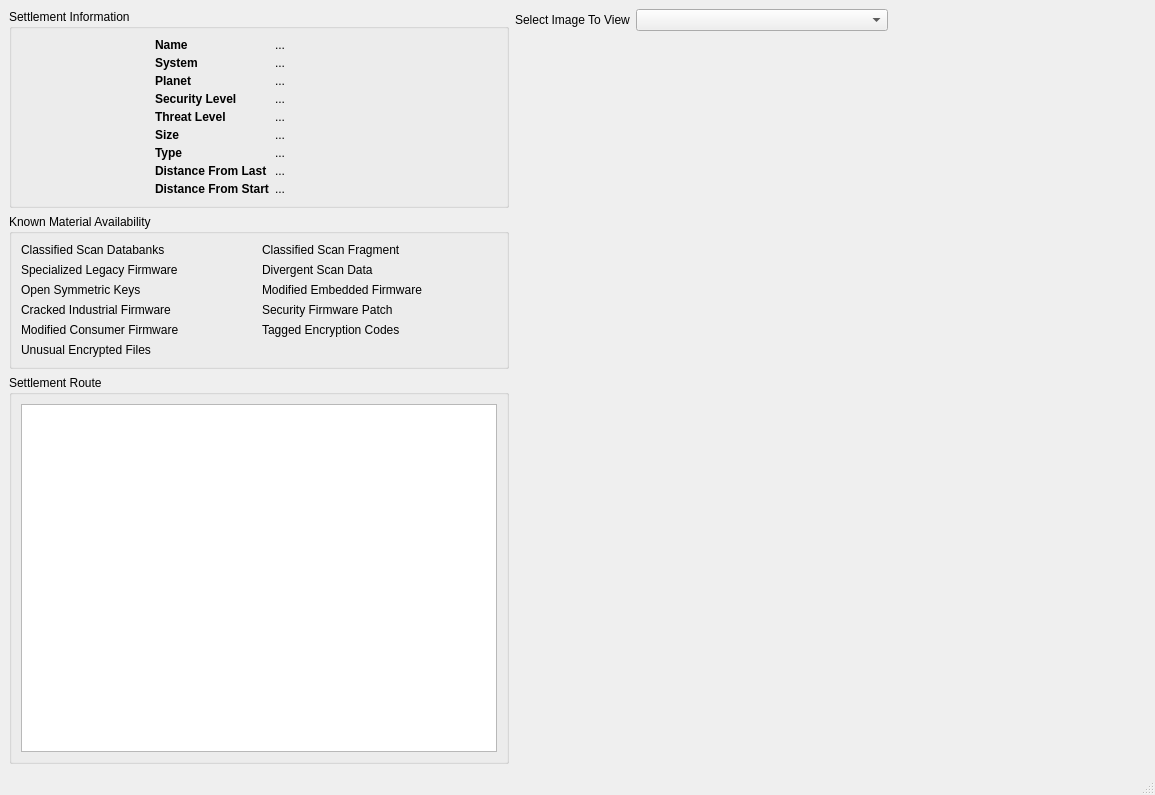
First picture: the form in src/RouteViewer.ui, repository neotron/EDPathFinder, before the edit.
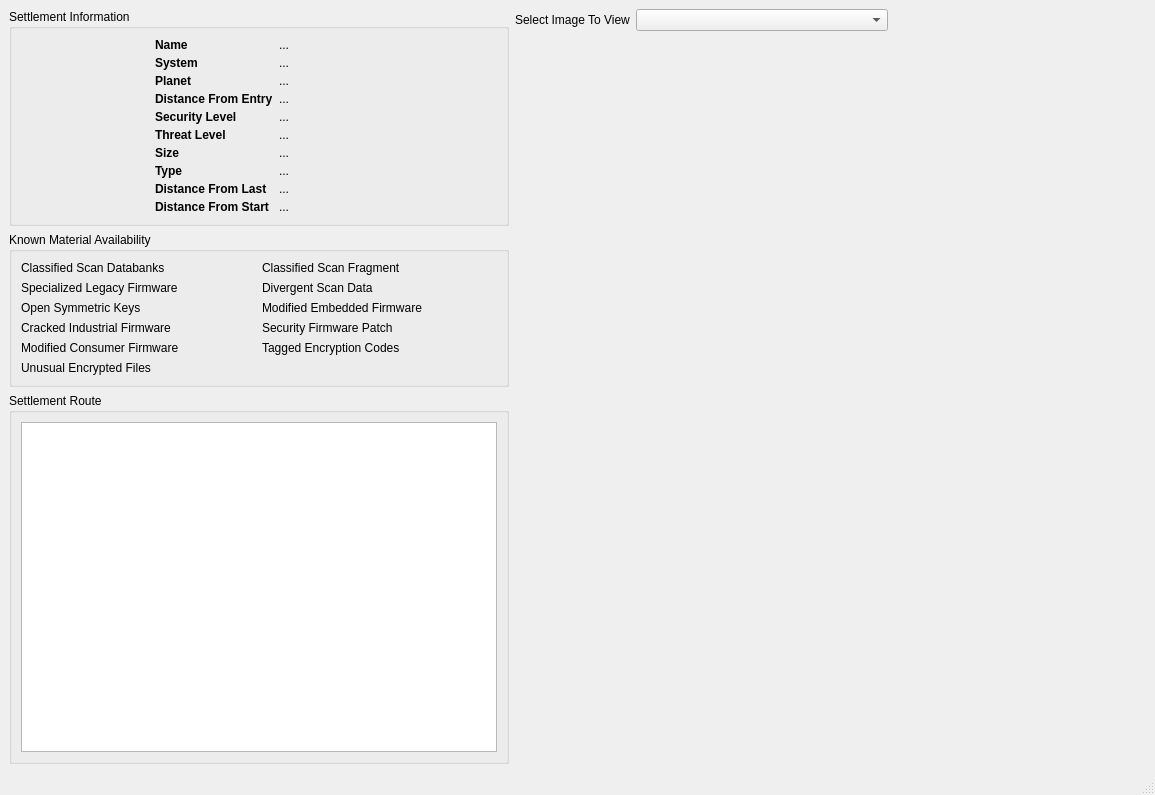
Second picture: the form after the edit. Icons and pictures are not drawn. Custom widgets are drawn as their Qt base class.

Commit message: Add distance filtering for planetary bodies, as show distance in the route view when known.

```diff
--- a/src/RouteViewer.ui
+++ b/src/RouteViewer.ui
@@ -98,29 +98,10 @@
          <property name="verticalSpacing">
           <number>4</number>
          </property>
-         <item row="7" column="0">
-          <widget class="QLabel" name="label_8">
-           <property name="sizePolicy">
-            <sizepolicy hsizetype="Fixed" vsizetype="Preferred">
-             <horstretch>0</horstretch>
-             <verstretch>0</verstretch>
-            </sizepolicy>
-           </property>
-           <property name="font">
-            <font>
-             <weight>75</weight>
-             <bold>true</bold>
-            </font>
-           </property>
-           <property name="text">
-            <string>Distance From Last</string>
-           </property>
-          </widget>
-         </item>
          <item row="3" column="1">
-          <widget class="QLabel" name="securityLabel">
+          <widget class="QLabel" name="entryDistanceLabel">
            <property name="sizePolicy">
-            <sizepolicy hsizetype="MinimumExpanding" vsizetype="Preferred">
+            <sizepolicy hsizetype="Preferred" vsizetype="Preferred">
              <horstretch>0</horstretch>
              <verstretch>1</verstretch>
             </sizepolicy>
@@ -133,8 +114,8 @@
            </property>
           </widget>
          </item>
-         <item row="0" column="0">
-          <widget class="QLabel" name="label_2">
+         <item row="3" column="0">
+          <widget class="QLabel" name="label_11">
            <property name="sizePolicy">
             <sizepolicy hsizetype="Fixed" vsizetype="Preferred">
              <horstretch>0</horstretch>
@@ -148,50 +129,44 @@
             </font>
            </property>
            <property name="text">
-            <string>Name</string>
+            <string>Distance From Entry</string>
            </property>
           </widget>
          </item>
-         <item row="2" column="0">
-          <widget class="QLabel" name="label_4">
+         <item row="0" column="1">
+          <widget class="QLabel" name="settlementLabel">
            <property name="sizePolicy">
-            <sizepolicy hsizetype="Fixed" vsizetype="Preferred">
+            <sizepolicy hsizetype="Preferred" vsizetype="Preferred">
              <horstretch>0</horstretch>
-             <verstretch>0</verstretch>
+             <verstretch>1</verstretch>
             </sizepolicy>
            </property>
            <property name="font">
-            <font>
-             <weight>75</weight>
-             <bold>true</bold>
-            </font>
+            <font/>
            </property>
            <property name="text">
-            <string>Planet</string>
+            <string>...</string>
            </property>
           </widget>
          </item>
-         <item row="1" column="0">
-          <widget class="QLabel" name="label_3">
+         <item row="9" column="1">
+          <widget class="QLabel" name="startDistanceLabel">
            <property name="sizePolicy">
-            <sizepolicy hsizetype="Fixed" vsizetype="Preferred">
+            <sizepolicy hsizetype="Preferred" vsizetype="Preferred">
              <horstretch>0</horstretch>
-             <verstretch>0</verstretch>
+             <verstretch>1</verstretch>
             </sizepolicy>
            </property>
            <property name="font">
-            <font>
-             <weight>75</weight>
-             <bold>true</bold>
-            </font>
+            <font/>
            </property>
            <property name="text">
-            <string>System</string>
+            <string>...</string>
            </property>
           </widget>
          </item>
          <item row="5" column="0">
-          <widget class="QLabel" name="label_6">
+          <widget class="QLabel" name="label_5">
            <property name="sizePolicy">
             <sizepolicy hsizetype="Fixed" vsizetype="Preferred">
              <horstretch>0</horstretch>
@@ -205,12 +180,12 @@
             </font>
            </property>
            <property name="text">
-            <string>Size</string>
+            <string>Threat Level</string>
            </property>
           </widget>
          </item>
-         <item row="1" column="1">
-          <widget class="QLabel" name="systemLabel">
+         <item row="8" column="1">
+          <widget class="QLabel" name="lastDistanceLabel">
            <property name="sizePolicy">
             <sizepolicy hsizetype="Preferred" vsizetype="Preferred">
              <horstretch>0</horstretch>
@@ -225,8 +200,27 @@
            </property>
           </widget>
          </item>
+         <item row="4" column="0">
+          <widget class="QLabel" name="label_10">
+           <property name="sizePolicy">
+            <sizepolicy hsizetype="Fixed" vsizetype="Preferred">
+             <horstretch>0</horstretch>
+             <verstretch>0</verstretch>
+            </sizepolicy>
+           </property>
+           <property name="font">
+            <font>
+             <weight>75</weight>
+             <bold>true</bold>
+            </font>
+           </property>
+           <property name="text">
+            <string>Security Level</string>
+           </property>
+          </widget>
+         </item>
          <item row="5" column="1">
-          <widget class="QLabel" name="sizeLabel">
+          <widget class="QLabel" name="threatLabel">
            <property name="sizePolicy">
             <sizepolicy hsizetype="Preferred" vsizetype="Preferred">
              <horstretch>0</horstretch>
@@ -241,24 +235,8 @@
            </property>
           </widget>
          </item>
-         <item row="6" column="1">
-          <widget class="QLabel" name="typeLabel">
-           <property name="sizePolicy">
-            <sizepolicy hsizetype="Preferred" vsizetype="Preferred">
-             <horstretch>0</horstretch>
-             <verstretch>1</verstretch>
-            </sizepolicy>
-           </property>
-           <property name="font">
-            <font/>
-           </property>
-           <property name="text">
-            <string>...</string>
-           </property>
-          </widget>
-         </item>
-         <item row="8" column="0">
-          <widget class="QLabel" name="label_9">
+         <item row="7" column="0">
+          <widget class="QLabel" name="label_7">
            <property name="sizePolicy">
             <sizepolicy hsizetype="Fixed" vsizetype="Preferred">
              <horstretch>0</horstretch>
@@ -272,7 +250,7 @@
             </font>
            </property>
            <property name="text">
-            <string>Distance From Start</string>
+            <string>Type</string>
            </property>
           </widget>
          </item>
@@ -292,8 +270,75 @@
            </property>
           </widget>
          </item>
+         <item row="9" column="0">
+          <widget class="QLabel" name="label_9">
+           <property name="sizePolicy">
+            <sizepolicy hsizetype="Fixed" vsizetype="Preferred">
+             <horstretch>0</horstretch>
+             <verstretch>0</verstretch>
+            </sizepolicy>
+           </property>
+           <property name="font">
+            <font>
+             <weight>75</weight>
+             <bold>true</bold>
+            </font>
+           </property>
+           <property name="text">
+            <string>Distance From Start</string>
+           </property>
+          </widget>
+         </item>
+         <item row="7" column="1">
+          <widget class="QLabel" name="typeLabel">
+           <property name="sizePolicy">
+            <sizepolicy hsizetype="Preferred" vsizetype="Preferred">
+             <horstretch>0</horstretch>
+             <verstretch>1</verstretch>
+            </sizepolicy>
+           </property>
+           <property name="font">
+            <font/>
+           </property>
+           <property name="text">
+            <string>...</string>
+           </property>
+          </widget>
+         </item>
+         <item row="6" column="1">
+          <widget class="QLabel" name="sizeLabel">
+           <property name="sizePolicy">
+            <sizepolicy hsizetype="Preferred" vsizetype="Preferred">
+             <horstretch>0</horstretch>
+             <verstretch>1</verstretch>
+            </sizepolicy>
+           </property>
+           <property name="font">
+            <font/>
+           </property>
+           <property name="text">
+            <string>...</string>
+           </property>
+          </widget>
+         </item>
+         <item row="1" column="1">
+          <widget class="QLabel" name="systemLabel">
+           <property name="sizePolicy">
+            <sizepolicy hsizetype="Preferred" vsizetype="Preferred">
+             <horstretch>0</horstretch>
+             <verstretch>1</verstretch>
+            </sizepolicy>
+           </property>
+           <property name="font">
+            <font/>
+           </property>
+           <property name="text">
+            <string>...</string>
+           </property>
+          </widget>
+         </item>
          <item row="6" column="0">
-          <widget class="QLabel" name="label_7">
+          <widget class="QLabel" name="label_6">
            <property name="sizePolicy">
             <sizepolicy hsizetype="Fixed" vsizetype="Preferred">
              <horstretch>0</horstretch>
@@ -307,14 +352,71 @@
             </font>
            </property>
            <property name="text">
-            <string>Type</string>
+            <string>Size</string>
+           </property>
+          </widget>
+         </item>
+         <item row="1" column="0">
+          <widget class="QLabel" name="label_3">
+           <property name="sizePolicy">
+            <sizepolicy hsizetype="Fixed" vsizetype="Preferred">
+             <horstretch>0</horstretch>
+             <verstretch>0</verstretch>
+            </sizepolicy>
+           </property>
+           <property name="font">
+            <font>
+             <weight>75</weight>
+             <bold>true</bold>
+            </font>
+           </property>
+           <property name="text">
+            <string>System</string>
+           </property>
+          </widget>
+         </item>
+         <item row="2" column="0">
+          <widget class="QLabel" name="label_4">
+           <property name="sizePolicy">
+            <sizepolicy hsizetype="Fixed" vsizetype="Preferred">
+             <horstretch>0</horstretch>
+             <verstretch>0</verstretch>
+            </sizepolicy>
+           </property>
+           <property name="font">
+            <font>
+             <weight>75</weight>
+             <bold>true</bold>
+            </font>
+           </property>
+           <property name="text">
+            <string>Planet</string>
+           </property>
+          </widget>
+         </item>
+         <item row="0" column="0">
+          <widget class="QLabel" name="label_2">
+           <property name="sizePolicy">
+            <sizepolicy hsizetype="Fixed" vsizetype="Preferred">
+             <horstretch>0</horstretch>
+             <verstretch>0</verstretch>
+            </sizepolicy>
+           </property>
+           <property name="font">
+            <font>
+             <weight>75</weight>
+             <bold>true</bold>
+            </font>
+           </property>
+           <property name="text">
+            <string>Name</string>
            </property>
           </widget>
          </item>
          <item row="4" column="1">
-          <widget class="QLabel" name="threatLabel">
+          <widget class="QLabel" name="securityLabel">
            <property name="sizePolicy">
-            <sizepolicy hsizetype="Preferred" vsizetype="Preferred">
+            <sizepolicy hsizetype="MinimumExpanding" vsizetype="Preferred">
              <horstretch>0</horstretch>
              <verstretch>1</verstretch>
             </sizepolicy>
@@ -327,8 +429,8 @@
            </property>
           </widget>
          </item>
-         <item row="3" column="0">
-          <widget class="QLabel" name="label_10">
+         <item row="8" column="0">
+          <widget class="QLabel" name="label_8">
            <property name="sizePolicy">
             <sizepolicy hsizetype="Fixed" vsizetype="Preferred">
              <horstretch>0</horstretch>
@@ -342,74 +444,7 @@
             </font>
            </property>
            <property name="text">
-            <string>Security Level</string>
-           </property>
-          </widget>
-         </item>
-         <item row="7" column="1">
-          <widget class="QLabel" name="lastDistanceLabel">
-           <property name="sizePolicy">
-            <sizepolicy hsizetype="Preferred" vsizetype="Preferred">
-             <horstretch>0</horstretch>
-             <verstretch>1</verstretch>
-            </sizepolicy>
-           </property>
-           <property name="font">
-            <font/>
-           </property>
-           <property name="text">
-            <string>...</string>
-           </property>
-          </widget>
-         </item>
-         <item row="4" column="0">
-          <widget class="QLabel" name="label_5">
-           <property name="sizePolicy">
-            <sizepolicy hsizetype="Fixed" vsizetype="Preferred">
-             <horstretch>0</horstretch>
-             <verstretch>0</verstretch>
-            </sizepolicy>
-           </property>
-           <property name="font">
-            <font>
-             <weight>75</weight>
-             <bold>true</bold>
-            </font>
-           </property>
-           <property name="text">
-            <string>Threat Level</string>
-           </property>
-          </widget>
-         </item>
-         <item row="8" column="1">
-          <widget class="QLabel" name="startDistanceLabel">
-           <property name="sizePolicy">
-            <sizepolicy hsizetype="Preferred" vsizetype="Preferred">
-             <horstretch>0</horstretch>
-             <verstretch>1</verstretch>
-            </sizepolicy>
-           </property>
-           <property name="font">
-            <font/>
-           </property>
-           <property name="text">
-            <string>...</string>
-           </property>
-          </widget>
-         </item>
-         <item row="0" column="1">
-          <widget class="QLabel" name="settlementLabel">
-           <property name="sizePolicy">
-            <sizepolicy hsizetype="Preferred" vsizetype="Preferred">
-             <horstretch>0</horstretch>
-             <verstretch>1</verstretch>
-            </sizepolicy>
-           </property>
-           <property name="font">
-            <font/>
-           </property>
-           <property name="text">
-            <string>...</string>
+            <string>Distance From Last</string>
            </property>
           </widget>
          </item>
```
The commit also changes 9 other files.
